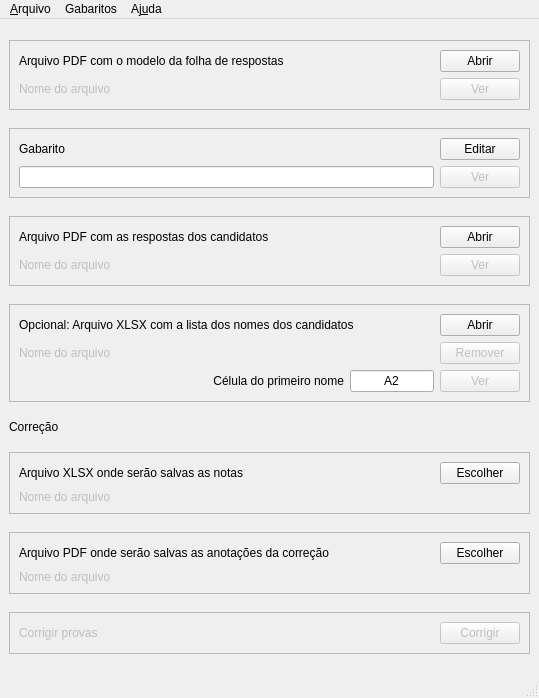
Above: corretor/ui/form_main_window.ui from luis-dafonseca/CorretorENA before the change. Below: the same form after it.
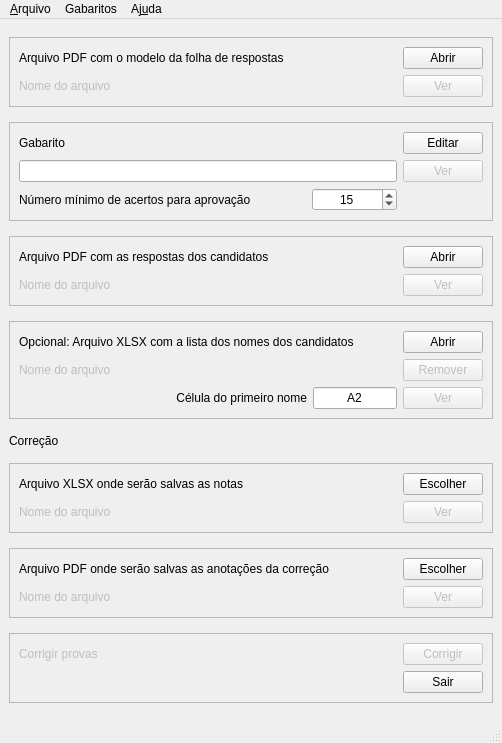
That is the form after the change.

Commit message:
Implement interface to minimum correct answers
Add widgets to set the minimum number of correct answers to approval
Add buttons to show annotations and results files

Diff of the .ui file:
```diff
--- a/corretor/ui/form_main_window.ui
+++ b/corretor/ui/form_main_window.ui
@@ -6,8 +6,8 @@
    <rect>
     <x>0</x>
     <y>0</y>
-    <width>539</width>
-    <height>698</height>
+    <width>502</width>
+    <height>743</height>
    </rect>
   </property>
   <property name="sizePolicy">
@@ -151,7 +151,33 @@
        <enum>QFrame::Raised</enum>
       </property>
       <layout class="QGridLayout" name="gridLayout_5">
-       <item row="0" column="1">
+       <item row="1" column="1">
+        <widget class="QLineEdit" name="lineEditKeys">
+         <property name="toolTip">
+          <string>Edição manual do gabarito, use X para anular uma questão</string>
+         </property>
+         <property name="statusTip">
+          <string>Edição manual do gabarito, use X para anular uma questão</string>
+         </property>
+        </widget>
+       </item>
+       <item row="1" column="2">
+        <widget class="QPushButton" name="pushButtonKeysShow">
+         <property name="enabled">
+          <bool>false</bool>
+         </property>
+         <property name="toolTip">
+          <string>Exibe o gabarito na folha de respostas</string>
+         </property>
+         <property name="statusTip">
+          <string>Exibe o gabarito na folha de respostas</string>
+         </property>
+         <property name="text">
+          <string>Ver</string>
+         </property>
+        </widget>
+       </item>
+       <item row="0" column="2">
         <widget class="QPushButton" name="pushButtonKeysEdit">
          <property name="enabled">
           <bool>true</bool>
@@ -167,7 +193,7 @@
          </property>
         </widget>
        </item>
-       <item row="0" column="0">
+       <item row="0" column="1">
         <widget class="QLabel" name="labelKeys">
          <property name="sizePolicy">
           <sizepolicy hsizetype="Preferred" vsizetype="Fixed">
@@ -180,31 +206,53 @@
          </property>
         </widget>
        </item>
-       <item row="1" column="1">
-        <widget class="QPushButton" name="pushButtonKeysShow">
-         <property name="enabled">
-          <bool>false</bool>
-         </property>
-         <property name="toolTip">
-          <string>Exibe o gabarito na folha de respostas</string>
-         </property>
-         <property name="statusTip">
-          <string>Exibe o gabarito na folha de respostas</string>
-         </property>
+       <item row="2" column="1">
+        <layout class="QHBoxLayout" name="horizontalLayout_5">
+         <item>
+          <widget class="QLabel" name="labelMinimumCorrects">
          <property name="text">
-          <string>Ver</string>
+            <string>Número mínimo de acertos para aprovação </string>
+           </property>
+           <property name="buddy">
+            <cstring>spinBoxMinimumCorrects</cstring>
          </property>
         </widget>
        </item>
-       <item row="1" column="0">
-        <widget class="QLineEdit" name="lineEditKeys">
+         <item>
+          <widget class="QSpinBox" name="spinBoxMinimumCorrects">
+           <property name="sizePolicy">
+            <sizepolicy hsizetype="Preferred" vsizetype="Fixed">
+             <horstretch>0</horstretch>
+             <verstretch>0</verstretch>
+            </sizepolicy>
+           </property>
+           <property name="maximumSize">
+            <size>
+             <width>85</width>
+             <height>16777215</height>
+            </size>
+           </property>
          <property name="toolTip">
           <string>Edição manual do gabarito, use X para anular uma questão</string>
          </property>
          <property name="statusTip">
-          <string>Edição manual do gabarito, use X para anular uma questão</string>
-         </property>
-        </widget>
+            <string>Determina o número mínimo de acertos para aprovação</string>
+           </property>
+           <property name="alignment">
+            <set>Qt::AlignCenter</set>
+           </property>
+           <property name="minimum">
+            <number>1</number>
+           </property>
+           <property name="maximum">
+            <number>30</number>
+           </property>
+           <property name="value">
+            <number>15</number>
+           </property>
+          </widget>
+         </item>
+        </layout>
        </item>
       </layout>
      </widget>
@@ -350,11 +398,28 @@
          <property name="text">
           <string>Nome do arquivo</string>
          </property>
+         <property name="buddy">
+          <cstring>pushButtonResultsShow</cstring>
+         </property>
+        </widget>
+       </item>
+       <item row="2" column="1">
+        <widget class="QPushButton" name="pushButtonResultsShow">
+         <property name="enabled">
+          <bool>false</bool>
+         </property>
+         <property name="toolTip">
+          <string>Exibe as notas dos candidatos</string>
+         </property>
+         <property name="statusTip">
+          <string>Exibe as notas dos candidatos</string>
+         </property>
+         <property name="text">
+          <string>Ver</string>
+         </property>
         </widget>
        </item>
        <item row="1" column="0">
-        <layout class="QHBoxLayout" name="horizontalLayout_4">
-         <item>
           <widget class="QLabel" name="labelOutputResults">
            <property name="sizePolicy">
             <sizepolicy hsizetype="Preferred" vsizetype="Fixed">
@@ -365,9 +430,12 @@
            <property name="text">
             <string>Arquivo XLSX onde serão salvas as notas</string>
            </property>
-          </widget>
-         </item>
-         <item>
+         <property name="buddy">
+          <cstring>pushButtonOutputResultsChoose</cstring>
+         </property>
+        </widget>
+       </item>
+       <item row="1" column="1">
           <widget class="QPushButton" name="pushButtonOutputResultsChoose">
            <property name="toolTip">
             <string>Escolhe nome do arquivo XLSX para salvar as notas</string>
@@ -381,8 +449,6 @@
           </widget>
          </item>
         </layout>
-       </item>
-      </layout>
      </widget>
     </item>
     <item row="3" column="0">
@@ -584,31 +650,7 @@
        <enum>QFrame::Raised</enum>
       </property>
       <layout class="QGridLayout" name="gridLayout_11">
-       <item row="0" column="0">
-        <layout class="QHBoxLayout" name="horizontalLayout_2">
-         <item>
-          <widget class="QLabel" name="labelCorrection">
-           <property name="enabled">
-            <bool>false</bool>
-           </property>
-           <property name="sizePolicy">
-            <sizepolicy hsizetype="Expanding" vsizetype="Fixed">
-             <horstretch>0</horstretch>
-             <verstretch>0</verstretch>
-            </sizepolicy>
-           </property>
-           <property name="baseSize">
-            <size>
-             <width>0</width>
-             <height>26</height>
-            </size>
-           </property>
-           <property name="text">
-            <string>Corrigir provas</string>
-           </property>
-          </widget>
-         </item>
-         <item>
+       <item row="0" column="1">
           <widget class="QPushButton" name="pushButtonRun">
            <property name="enabled">
             <bool>false</bool>
@@ -630,7 +672,34 @@
            </property>
           </widget>
          </item>
-        </layout>
+       <item row="0" column="0">
+        <widget class="QLabel" name="labelCorrection">
+         <property name="enabled">
+          <bool>false</bool>
+         </property>
+         <property name="sizePolicy">
+          <sizepolicy hsizetype="Expanding" vsizetype="Fixed">
+           <horstretch>0</horstretch>
+           <verstretch>0</verstretch>
+          </sizepolicy>
+         </property>
+         <property name="baseSize">
+          <size>
+           <width>0</width>
+           <height>26</height>
+          </size>
+         </property>
+         <property name="text">
+          <string>Corrigir provas</string>
+         </property>
+        </widget>
+       </item>
+       <item row="1" column="1">
+        <widget class="QPushButton" name="pushButtonExit">
+         <property name="text">
+          <string>Sair</string>
+         </property>
+        </widget>
        </item>
       </layout>
      </widget>
@@ -650,9 +719,20 @@
        <enum>QFrame::Raised</enum>
       </property>
       <layout class="QGridLayout" name="gridLayout">
-       <item row="1" column="0">
-        <layout class="QHBoxLayout" name="horizontalLayout_3">
-         <item>
+       <item row="1" column="2">
+        <widget class="QPushButton" name="pushButtonOutputAnnotationsChoose">
+         <property name="toolTip">
+          <string>Escolhe nome do arquivo PDF para salvar as anotações</string>
+         </property>
+         <property name="statusTip">
+          <string>Escolhe nome do arquivo PDF para salvar as anotações</string>
+         </property>
+         <property name="text">
+          <string>Escolher</string>
+         </property>
+        </widget>
+       </item>
+       <item row="1" column="1">
           <widget class="QLabel" name="labelOutputAnnotations">
            <property name="sizePolicy">
             <sizepolicy hsizetype="Preferred" vsizetype="Fixed">
@@ -663,24 +743,12 @@
            <property name="text">
             <string>Arquivo PDF onde serão salvas as anotações da correção</string>
            </property>
-          </widget>
-         </item>
-         <item>
-          <widget class="QPushButton" name="pushButtonOutputAnnotationsChoose">
-           <property name="toolTip">
-            <string>Escolhe nome do arquivo PDF para salvar as anotações</string>
-           </property>
-           <property name="statusTip">
-            <string>Escolhe nome do arquivo PDF para salvar as anotações</string>
-           </property>
-           <property name="text">
-            <string>Escolher</string>
-           </property>
-          </widget>
-         </item>
-        </layout>
-       </item>
-       <item row="2" column="0">
+         <property name="buddy">
+          <cstring>pushButtonOutputAnnotationsChoose</cstring>
+         </property>
+        </widget>
+       </item>
+       <item row="2" column="1">
         <widget class="QLabel" name="labelOutputAnnotationsFileName">
          <property name="enabled">
           <bool>false</bool>
@@ -712,6 +780,25 @@
          <property name="text">
           <string>Nome do arquivo</string>
          </property>
+         <property name="buddy">
+          <cstring>pushButtonAnnotationsShow</cstring>
+         </property>
+        </widget>
+       </item>
+       <item row="2" column="2">
+        <widget class="QPushButton" name="pushButtonAnnotationsShow">
+         <property name="enabled">
+          <bool>false</bool>
+         </property>
+         <property name="toolTip">
+          <string>Exibe as anotações das correções</string>
+         </property>
+         <property name="statusTip">
+          <string>Exibe as anotações das correções</string>
+         </property>
+         <property name="text">
+          <string>Ver</string>
+         </property>
         </widget>
        </item>
       </layout>
@@ -740,7 +827,7 @@
     <rect>
      <x>0</x>
      <y>0</y>
-     <width>539</width>
+     <width>502</width>
      <height>23</height>
     </rect>
    </property>
```
Left out of the diff: 26 changed lines with no effect on the pictures. Lines whose indentation alone changed are shown as unchanged. The commit also changes 3 other files.
